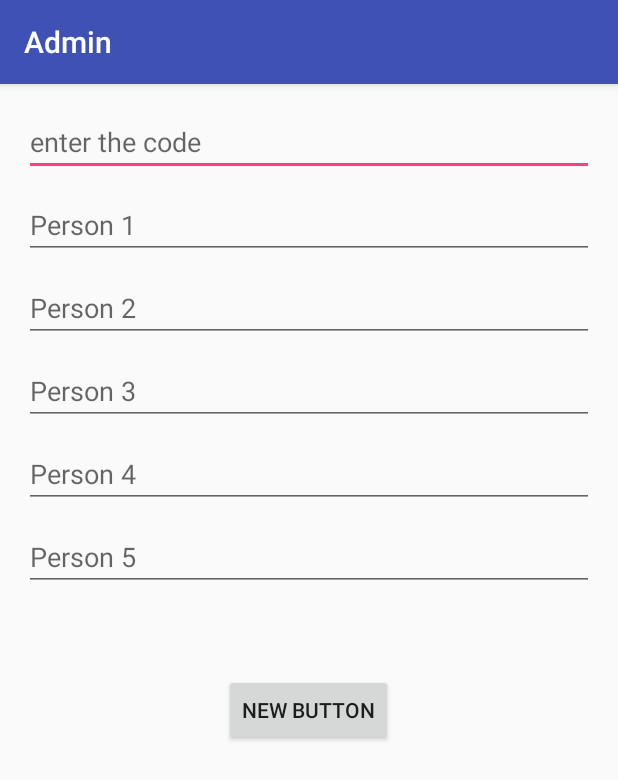
After one commit to mahmoudelgamal1997/Admin, an Android app: the person screen opened directly, with no data from a screen before it, on a phone screen of 412 x 824 dp. The commit adds this screen. Shown: the top 780 px of the screen. Run offline under Robolectric (Android 15) with nearby library versions, the phone set to English and light mode, and no system bars; our stand-ins replace Firebase (no records; nobody signed in at launch, a user with empty details on screens opened directly); libraries missing offline, so code that uses them is left out: com.firebase.client; 1 statement that could not run was skipped.

Commit message:
CodeValue

```diff
--- a/app/src/main/AndroidManifest.xml
+++ b/app/src/main/AndroidManifest.xml
@@ -18,7 +18,8 @@
         <activity android:name=".City_Post" />
         <activity android:name=".Catorgy_Post" />
         <activity android:name=".Shop" />
-        <activity android:name=".TestRetrieve"></activity>
+        <activity android:name=".TestRetrieve" />
+        <activity android:name=".person"></activity>
     </application>
 
 </manifest>
--- /dev/null
+++ b/app/src/main/java/com/example2017/android/admin/person.java
@@ -0,0 +1,92 @@
+package com.example2017.android.admin;
+
+import android.content.Intent;
+import android.support.v7.app.AppCompatActivity;
+import android.os.Bundle;
+import android.widget.EditText;
+import android.widget.Toast;
+
+import com.firebase.client.Firebase;
+import com.firebase.client.core.view.View;
+import com.firebase.client.utilities.Utilities;
+import com.google.firebase.database.DatabaseReference;
+import com.google.firebase.database.FirebaseDatabase;
+
+public class person extends AppCompatActivity {
+    DatabaseReference UtilityFirebase;
+
+    String []num={"1111","2323","2233","33333"};
+    EditText p1,p2,p3,p4,p5,code;
+
+    @Override
+    protected void onCreate(Bundle savedInstanceState) {
+        super.onCreate(savedInstanceState);
+        setContentView(R.layout.activity_person);
+        Firebase.setAndroidContext(this);
+
+        UtilityFirebase= FirebaseDatabase.getInstance().getReference().child("codes");
+
+        p1=(EditText)findViewById(R.id.person1);
+        p2=(EditText)findViewById(R.id.person2);
+        p3=(EditText)findViewById(R.id.person3);
+        p4=(EditText)findViewById(R.id.person4);
+        p5=(EditText)findViewById(R.id.person5);
+        code=(EditText)findViewById(R.id.code);
+
+
+
+    }
+
+
+
+
+
+
+    public void per(android.view.View v){
+
+        add_person_names(code.getText().toString().trim(),
+                p1.getText().toString().trim(),
+                p2.getText().toString().trim(),
+                p3.getText().toString().trim(),
+                p4.getText().toString().trim(),
+                p5.getText().toString().trim());
+
+        Toast.makeText(getApplicationContext(),"Success",Toast.LENGTH_LONG).show();
+    }
+
+
+
+
+     public void add_person_names(String code,String a1,String a2,String a3,String a4,String a5)
+    {
+        CodeValue c=new CodeValue();
+        c.setPerson1(a1);
+        c.setPerson2(a2);
+        c.setPerson3(a3);
+        c.setPerson4(a4);
+        c.setPerson5(a5);
+        UtilityFirebase.child(code).setValue(c);
+
+
+    }
+
+
+    public void add_all(String []s){
+
+        s=num;
+        for (int i=0;i<s.length;i++)
+        {
+
+
+
+
+            UtilityFirebase.child(s[i]).child("Town team").setValue("3");
+
+
+        }
+
+    }
+
+
+
+}
--- /dev/null
+++ b/app/src/main/res/layout/activity_person.xml
@@ -0,0 +1,93 @@
+<?xml version="1.0" encoding="utf-8"?>
+<RelativeLayout xmlns:android="http://schemas.android.com/apk/res/android"
+    xmlns:tools="http://schemas.android.com/tools"
+    android:layout_width="match_parent"
+    android:layout_height="match_parent"
+    android:paddingBottom="@dimen/activity_vertical_margin"
+    android:paddingLeft="@dimen/activity_horizontal_margin"
+    android:paddingRight="@dimen/activity_horizontal_margin"
+    android:paddingTop="@dimen/activity_vertical_margin"
+    tools:context="com.example2017.android.admin.person">
+
+    <EditText
+        android:layout_width="wrap_content"
+        android:layout_height="wrap_content"
+        android:id="@+id/code"
+        android:hint="enter the code"
+        android:layout_marginBottom="10dp"
+        android:layout_alignParentTop="true"
+        android:layout_alignParentLeft="true"
+        android:layout_alignParentStart="true"
+        android:layout_alignParentRight="true"
+        android:layout_alignParentEnd="true" />
+
+    <EditText
+        android:layout_width="wrap_content"
+        android:layout_height="wrap_content"
+        android:id="@+id/person1"
+        android:hint="Person 1"
+        android:layout_marginBottom="10dp"
+        android:layout_below="@+id/code"
+        android:layout_alignParentLeft="true"
+        android:layout_alignParentStart="true"
+        android:layout_alignParentRight="true"
+        android:layout_alignParentEnd="true" />
+
+    <EditText
+        android:layout_width="wrap_content"
+        android:layout_height="wrap_content"
+        android:id="@+id/person2"
+        android:hint="Person 2"
+        android:layout_below="@+id/person1"
+        android:layout_marginBottom="10dp"
+        android:layout_alignParentLeft="true"
+        android:layout_alignParentStart="true"
+        android:layout_alignParentRight="true"
+        android:layout_alignParentEnd="true" />
+
+    <EditText
+        android:layout_width="wrap_content"
+        android:layout_height="wrap_content"
+        android:id="@+id/person3"
+        android:layout_below="@+id/person2"
+        android:hint="Person 3"
+        android:layout_marginBottom="10dp"
+        android:layout_alignParentLeft="true"
+        android:layout_alignParentStart="true"
+        android:layout_alignRight="@+id/person2"
+        android:layout_alignEnd="@+id/person2" />
+
+    <EditText
+        android:layout_width="wrap_content"
+        android:layout_height="wrap_content"
+        android:id="@+id/person4"
+        android:hint="Person 4"
+        android:layout_below="@+id/person3"
+        android:layout_marginBottom="10dp"
+        android:layout_alignParentLeft="true"
+        android:layout_alignParentStart="true"
+        android:layout_alignParentRight="true"
+        android:layout_alignParentEnd="true" />
+
+    <EditText
+        android:layout_width="wrap_content"
+        android:layout_height="wrap_content"
+        android:id="@+id/person5"
+        android:hint="Person 5"
+        android:layout_below="@+id/person4"
+        android:layout_marginBottom="10dp"
+        android:layout_alignParentLeft="true"
+        android:layout_alignParentStart="true"
+        android:layout_alignRight="@+id/person4"
+        android:layout_alignEnd="@+id/person4" />
+
+    <Button
+        android:layout_width="wrap_content"
+        android:layout_height="wrap_content"
+        android:text="New Button"
+        android:id="@+id/button7"
+        android:layout_below="@+id/person5"
+        android:layout_centerHorizontal="true"
+        android:layout_marginTop="45dp"
+        android:onClick="per" />
+</RelativeLayout>
```
Also changed, not shown: app/src/main/java/com/example2017/android/admin/CodeValue.java (added, +60 -0 lines), app/src/main/java/com/example2017/android/admin/MainActivity.java (+7 -0 lines), app/src/main/java/com/example2017/android/admin/TestRetrieve.java (+33 -2 lines), app/src/main/res/layout/activity_main.xml (+10 -2 lines).
